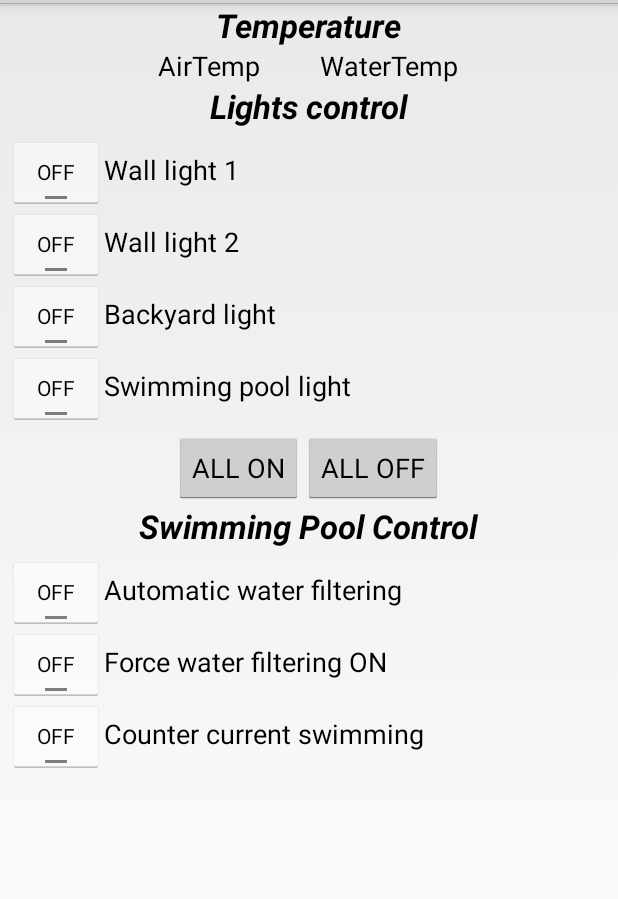
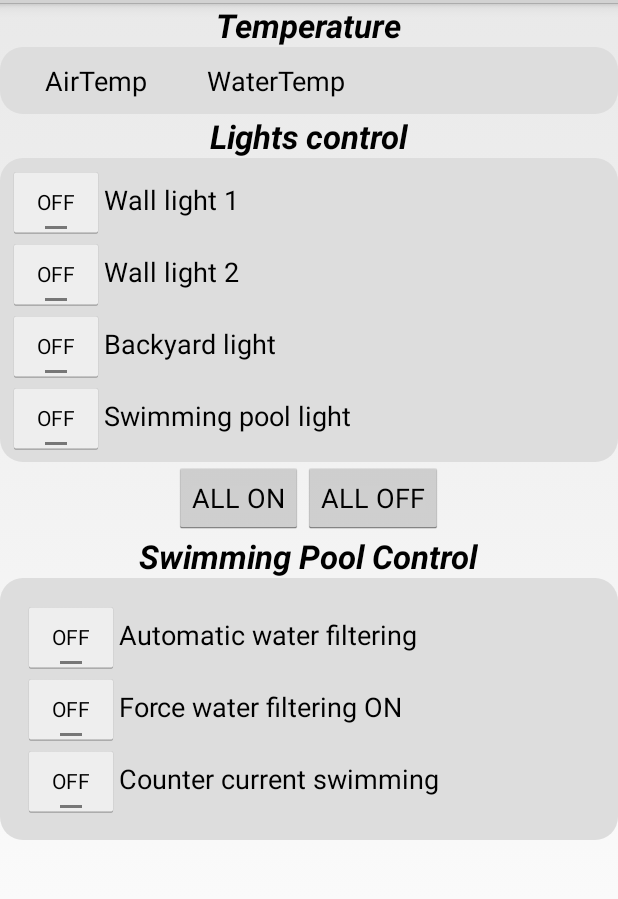
Before and after one commit to cedricp/homeremote, an Android app: the fragment ExteriorFragment shown on its own in the app's theme, on a phone screen of 412 x 824 dp, the part 69-968 px from its top. Run offline under Robolectric (Android 15) with nearby library versions, the phone set to English and light mode, and no system bars.

Commit message:
Layout cleanup

```diff
--- a/homeremote/src/main/res/layout/activity_remote.xml
+++ b/homeremote/src/main/res/layout/activity_remote.xml
@@ -32,9 +32,10 @@
 
             <LinearLayout
                 android:orientation="horizontal"
-                android:layout_width="wrap_content"
+                android:layout_width="fill_parent"
                 android:layout_height="wrap_content"
-                android:layout_gravity="center">
+                android:layout_gravity="center"
+                android:background="@layout/customborders">
 
                 <TextView
                     android:layout_width="wrap_content"
@@ -69,7 +70,8 @@
                 android:layout_height="wrap_content"
                 android:layout_centerHorizontal="true"
                 android:id="@+id/tableLayout"
-                android:padding="5dp">
+                android:padding="5dp"
+                android:background="@layout/customborders">
 
                 <TableRow
                     android:layout_width="fill_parent"
@@ -182,11 +184,6 @@
                     android:id="@+id/allOffButton" />
             </LinearLayout>
 
-            <FrameLayout
-                android:layout_width="match_parent"
-                android:layout_height="wrap_content"
-                android:layout_gravity="center_horizontal"></FrameLayout>
-
             <TextView
                 android:layout_width="wrap_content"
                 android:layout_height="wrap_content"
@@ -195,6 +192,12 @@
                 android:id="@+id/textView8"
                 android:layout_gravity="center_horizontal"
                 android:textStyle="bold|italic" />
+
+            <FrameLayout
+                android:layout_width="match_parent"
+                android:layout_height="wrap_content"
+                android:layout_gravity="center_horizontal"
+                android:background="@layout/customborders">
 
                 <TableRow
                     android:layout_width="match_parent"
@@ -270,6 +273,7 @@
                     </TableRow>
 
                 </TableLayout>
+            </FrameLayout>
 
         </LinearLayout>
     </ScrollView>
```
Also changed, not shown: homeremote/src/main/java/com/example/cedric/homeremote/AircondFragment.java (+14 -3 lines), homeremote/src/main/res/layout/activity_aircond.xml (+92 -2 lines), homeremote/src/main/res/layout/customborders.xml (added, +8 -0 lines). Lines whose indentation alone changed are shown as unchanged.
